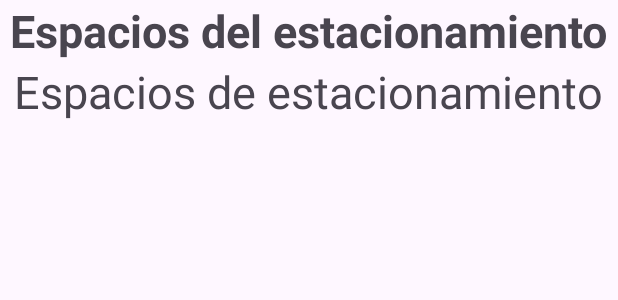
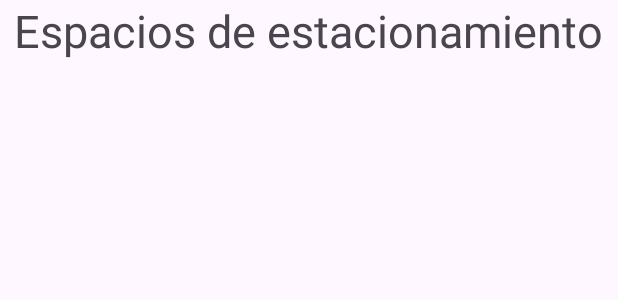
Before and after one commit to JovaxdMc/ProyectoEstacionamiento, an Android app: the layout activity_espacios_estacionamiento.xml on its own in the app's theme, with its tools: preview values and no code run, on a phone screen of 412 x 824 dp. Shown: the top 300 px of the screen. Run offline under Robolectric (Android 15) with nearby library versions, the phone set to English and light mode, and no system bars.

Commit message:
Actualizacion de visualizacion de espacios de estacionamiento

```diff
--- a/app/src/main/res/layout/activity_espacios_estacionamiento.xml
+++ b/app/src/main/res/layout/activity_espacios_estacionamiento.xml
@@ -1,19 +1,7 @@
 <LinearLayout android:layout_width="match_parent"
     android:layout_height="wrap_content"
-    android:orientation="vertical"
     xmlns:android="http://schemas.android.com/apk/res/android" >
-    <TextView
-        android:layout_width="wrap_content"
-        android:layout_height="wrap_content"
-        android:text="Espacios del estacionamiento"
-        android:textSize="30sp"
-        android:textStyle="bold"
-        android:layout_gravity="center">
-
-    </TextView>
-    <ScrollView
-        android:layout_width="match_parent"
-        android:layout_height="600sp">
+    <!-- activity_espacios_estacionamiento.xml -->
     <LinearLayout
         android:layout_width="match_parent"
         android:layout_height="match_parent"
@@ -34,6 +22,6 @@
             android:padding="8dp" />
 
     </LinearLayout>
-    </ScrollView>
+
 
 </LinearLayout>
```
Also changed, not shown: app/src/main/java/com/example/proyectoestacionamiento/espacioEstacionamiento.java (+16 -7 lines), app/src/main/res/layout/grid_item_layout.xml (added, +23 -0 lines).
